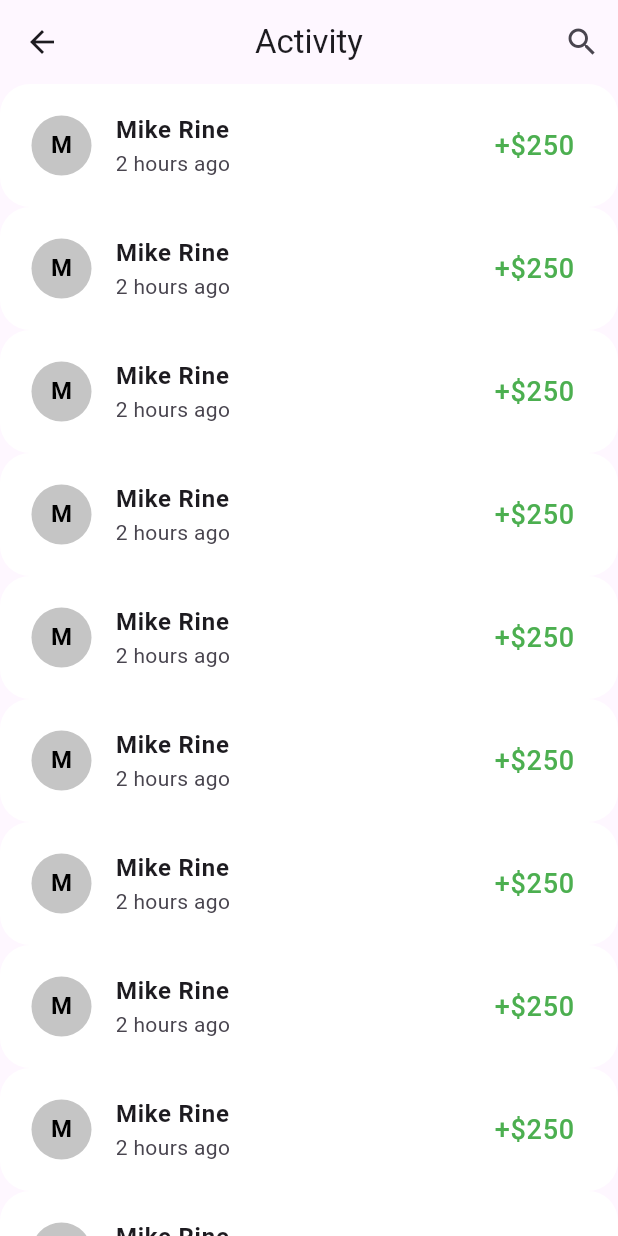
After one commit to ahadprince320/Pay-pal, a Flutter app: the NavBar screen opened directly, after a tap on "View all", on a phone screen of 412 x 824 dp. The commit adds this screen. Run offline on Flutter 3.47's test engine with Material 3 defaults, Android fonts, the phone set to English and light mode, and no system bars; our stand-ins replace get, image_picker; network calls fail.

Commit message:
second commit

```diff
--- /dev/null
+++ b/lib/Navigation_bar/bottom_navigation_bar.dart
@@ -0,0 +1,41 @@
+import 'package:flutter/material.dart';
+import 'package:pay_pal/navbar_screen/home_screen/home_screen.dart';
+import 'package:pay_pal/navbar_screen/money_screen.dart';
+import 'package:pay_pal/navbar_screen/profile_screen.dart';
+import 'package:pay_pal/navbar_screen/setting_screen.dart';
+
+
+class NavBar extends StatefulWidget {
+  const NavBar({super.key});
+
+  @override
+  State<NavBar> createState() => _NavBarState();
+}
+
+class _NavBarState extends State<NavBar> {
+
+  List page=[HomeScreen(),ProfleScreen(),MoneyScreen(),SettingScreen()];
+  int selectIndex=0;
+
+  @override
+  Widget build(BuildContext context) {
+    return Scaffold(
+      body: page.elementAt(selectIndex),
+      bottomNavigationBar: BottomNavigationBar(
+        currentIndex: selectIndex,
+          unselectedItemColor: Colors.black,
+          selectedItemColor: Colors.deepOrange,
+          onTap: (value) {
+          setState(() {
+            selectIndex=value;
+          });
+          },
+          items: [
+        BottomNavigationBarItem(icon: Icon(Icons.home), label: 'Home'),
+        BottomNavigationBarItem(icon: Icon(Icons.person), label: 'Profile'),
+        BottomNavigationBarItem(icon: Icon(Icons.wallet), label: 'Money'),
+        BottomNavigationBarItem(icon: Icon(Icons.settings), label: 'Setting'),
+      ]),
+    );
+  }
+}
--- /dev/null
+++ b/lib/navbar_screen/home_screen/Activity/activity_page.dart
@@ -0,0 +1,28 @@
+import 'package:flutter/material.dart';
+import 'package:pay_pal/style/app_bar/custrom_appBar.dart';
+
+import '../../../style/custrom_list_title/list_title.dart';
+class ActivityPage extends StatelessWidget {
+  const ActivityPage({super.key});
+
+  @override
+  Widget build(BuildContext context) {
+    return Scaffold(
+       appBar: custromAppbar(
+         title: Text('Activity').data,
+           action: [Padding(
+             padding: const EdgeInsets.all(12.0),
+             child: Icon(Icons.search),
+           )],
+           context: context
+       ),
+      body:  ListView.builder(
+        shrinkWrap: true,
+        primary: false,
+        itemCount: 30,
+        itemBuilder: (context, index) {
+          return CustromListTitle();
+        },),
+    );
+  }
+}
--- /dev/null
+++ b/lib/navbar_screen/home_screen/home_screen.dart
@@ -0,0 +1,198 @@
+import 'package:flutter/material.dart';
+import 'package:get/get.dart';
+import 'package:get/get_core/src/get_main.dart';
+import 'package:pay_pal/navbar_screen/home_screen/Activity/activity_page.dart';
+import 'package:pay_pal/navbar_screen/home_screen/Sent_maney/sent_money.dart';
+import 'package:pay_pal/style/custrom_list_title/list_title.dart';
+
+import '../../controller/image_controller.dart';
+import '../../style/app_bar/custrom_appBar.dart';
+
+class HomeScreen extends StatefulWidget {
+  const HomeScreen({super.key});
+
+  @override
+  State<HomeScreen> createState() => _HomeScreenState();
+}
+
+class _HomeScreenState extends State<HomeScreen> {
+  ProfileSetupController profileSetupController =
+      Get.put(ProfileSetupController());
+  @override
+  Widget build(BuildContext context) {
+    final Size = MediaQuery.sizeOf(context);
+    return Scaffold(
+
+      appBar: custromAppbar(
+        backgroundColor: Color(0xff001FB8),
+        isLeading: Padding(
+          padding: const EdgeInsets.only(left: 12.0, top: 8.0, bottom: 8.0),
+          child: Image(
+            image: AssetImage('assets/images/icon_p.png'),
+          ),
+        ),
+        action: [
+          GetBuilder<ProfileSetupController>(
+            builder: (controller) {
+              return Container(
+                child: profileSetupController.pickedImage == null
+                    ? CircleAvatar(
+                        radius: 60,
+                        backgroundImage: NetworkImage(
+                            'https://encrypted-tbn0.gstatic.com/images?q=tbn:ANd9GcRDtAJSO01-u8cV6hUbdBn1WIEqd1pQURT_WydQXKGejZqmk1U4UoKybT_llB0gcT6niYU&usqp=CAU'))
+                    : CircleAvatar(
+                        radius: 60,
+                        backgroundImage:
+                            FileImage(profileSetupController.pickedImage!),
+                      ),
+              );
+            },
+          )
+        ],
+        context: context,
+      ),
+      body: Column(
+        children: [
+          Container(
+            height: Size.height * .30,
+            width: Size.width,
+            decoration: BoxDecoration(
+                color: Color(0xff001FB8),
+                borderRadius:
+                    BorderRadius.only(bottomRight: Radius.circular(50))),
+            child: Column(
+              children: [
+                Container(
+                  height: Size.height * .30,
+                  width: Size.width,
+                  child: Padding(
+                    padding: const EdgeInsets.all(16.0),
+                    child: Column(
+                      mainAxisAlignment: MainAxisAlignment.spaceEvenly,
+                      crossAxisAlignment: CrossAxisAlignment.start,
+                      children: [
+                        SizedBox(
+                          height: 10.0,
+                        ),
+                        Text('Hello, Prince !',
+                            style: TextStyle(color: Colors.white30)),
+                        SizedBox(
+                          height: 40,
+                        ),
+                        Text('\$250.00',
+                            style:
+                                TextStyle(color: Colors.white, fontSize: 40)),
+                        SizedBox(
+                          height: 7.0,
+                        ),
+                        Text('Your Balance',
+                            style:
+                                TextStyle(color: Colors.white, fontSize: 17.0)),
+                      ],
+                    ),
+                  ),
+                )
+              ],
+            ),
+          ),
+
+          Expanded(
+            child: Padding(
+              padding: const EdgeInsets.all(20.0),
+              child: SingleChildScrollView(
+                child: Column(
+                  children: [
+                    Row(
+                      children: [
+                        InkWell(
+                          onTap: () {
+                            Navigator.push(context, MaterialPageRoute(builder: (context) => SentMoney(),));
+                          },
+                          child: Container(
+                            height: 120,
+                            width: Size.width * .30,
+                            decoration: BoxDecoration(
+                                color: Color(0xff001FB8),
+                                borderRadius: BorderRadius.all(Radius.circular(20))),
+                            child: Column(
+                              crossAxisAlignment: CrossAxisAlignment.start,
+                              mainAxisAlignment: MainAxisAlignment.spaceAround,
+                              children: [
+                                Padding(
+                                  padding: const EdgeInsets.all(15.0),
+                                  child: Icon(Icons.upload, color: Colors.white),
+                                ),
+                                Padding(
+                                  padding: const EdgeInsets.all(10.0),
+                                  child: Text('Save\nmone',
+                                      style: TextStyle(color: Colors.white)),
+                                )
+                              ],
+                            ),
+                          ),
+                        ),
+                        SizedBox(
+                          height: 10,
+                          width: 10,
+                        ),
+                        Container(
+                          height: 120,
+                          width: Size.width * .30,
+                          decoration: BoxDecoration(
+                              color: Colors.white,
+                              borderRadius: BorderRadius.all(Radius.circular(20))),
+                          child: Column(
+                            crossAxisAlignment: CrossAxisAlignment.start,
+                            children: [
+                              Padding(
+                                padding: const EdgeInsets.all(15.0),
+                                child: Icon(Icons.download_sharp,
+                                    color: Color(0xff001FB8)),
+                              ),
+                              Padding(
+                                padding: const EdgeInsets.all(10.0),
+                                child: Text('Add\nManey,',
+                                    style: TextStyle(
+                                        color: Color(0xff001FB8),
+                                        fontWeight: FontWeight.bold)),
+                              )
+                            ],
+                          ),
+                        ),
+                      ],
+                    ),
+                    SizedBox(
+                      height: 12,
+                    ),
+                    Row(
+                      mainAxisAlignment: MainAxisAlignment.spaceBetween,
+                      children: [
+                        Text('Activity', style: TextStyle(fontSize: 19)),
+                        InkWell(
+                          onTap: () {
+                            Navigator.push(context, MaterialPageRoute(builder: (context) => ActivityPage(),));
+                          },
+                          child: Text(
+                            'View all',
+                            style: TextStyle(color: Color(0xff001FB8)),
+                          ),
+                        )
+                      ],
+                    ),
+                   ListView.builder(
+                     shrinkWrap: true,
+                     primary: false,
+                     itemCount: 10,
+                     itemBuilder: (context, index) {
+                     return CustromListTitle();
+                   },)
+                  ],
+                ),
+              ),
+            ),
+          )
+        ],
+      ),
+    );
+  }
+}
--- a/lib/style/app_bar/custrom_appBar.dart
+++ b/lib/style/app_bar/custrom_appBar.dart
@@ -3,6 +3,7 @@ import 'package:flutter/material.dart';
 
 PreferredSizeWidget custromAppbar({
   String ? title,
+  Color? backgroundColor,
   List<Widget>?action,
   Widget ? isLeading, required BuildContext context
 }){
@@ -10,6 +11,8 @@ PreferredSizeWidget custromAppbar({
 return AppBar(
 centerTitle: true,
 automaticallyImplyLeading: false,
+backgroundColor: backgroundColor,
+elevation: 0.0000,
 leading:isLeading?? IconButton(onPressed: () {
   Navigator.pop(context);
 }, icon: Icon(Icons.arrow_back)),
--- /dev/null
+++ b/lib/style/custrom_list_title/list_title.dart
@@ -0,0 +1,29 @@
+import 'package:flutter/material.dart';
+class CustromListTitle extends StatelessWidget {
+
+  const CustromListTitle({super.key});
+
+
+
+  @override
+  Widget build(BuildContext context) {
+    return  Container(
+      padding: EdgeInsets.symmetric(horizontal: 5, vertical: 5),
+      decoration: BoxDecoration(
+        color: Colors.white,
+        borderRadius: BorderRadius.circular(20),
+      ),
+      child: ListTile(
+        leading: CircleAvatar(
+          backgroundColor: Colors.grey.withOpacity(.60),
+          child: Text('Mike Rine'[0],
+          style: TextStyle(fontWeight: FontWeight.bold,color: Colors.black),
+          ),
+                  ),
+        title: Text('Mike Rine',style: TextStyle(fontWeight: FontWeight.bold)),
+        subtitle: Text('2 hours ago'),
+        trailing: Text('+\$250',style: TextStyle(color: Colors.green,fontSize: 18)),
+      ),
+    );
+  }
+}
```
Also changed, not shown: lib/navbar_screen/home_screen/Sent_maney/sent_money.dart (added, +71 -0 lines), lib/navbar_screen/money_screen.dart (added, +16 -0 lines), lib/navbar_screen/profile_screen.dart (added, +16 -0 lines), lib/navbar_screen/setting_screen.dart (added, +16 -0 lines), lib/profile_view/profile_view_page.dart (+9 -3 lines), lib/style/custrom_button/custrom_button.dart (+5 -10 lines), lib/success/success_pay.dart (added, +41 -0 lines), assets/images/icon_p.png (added).
